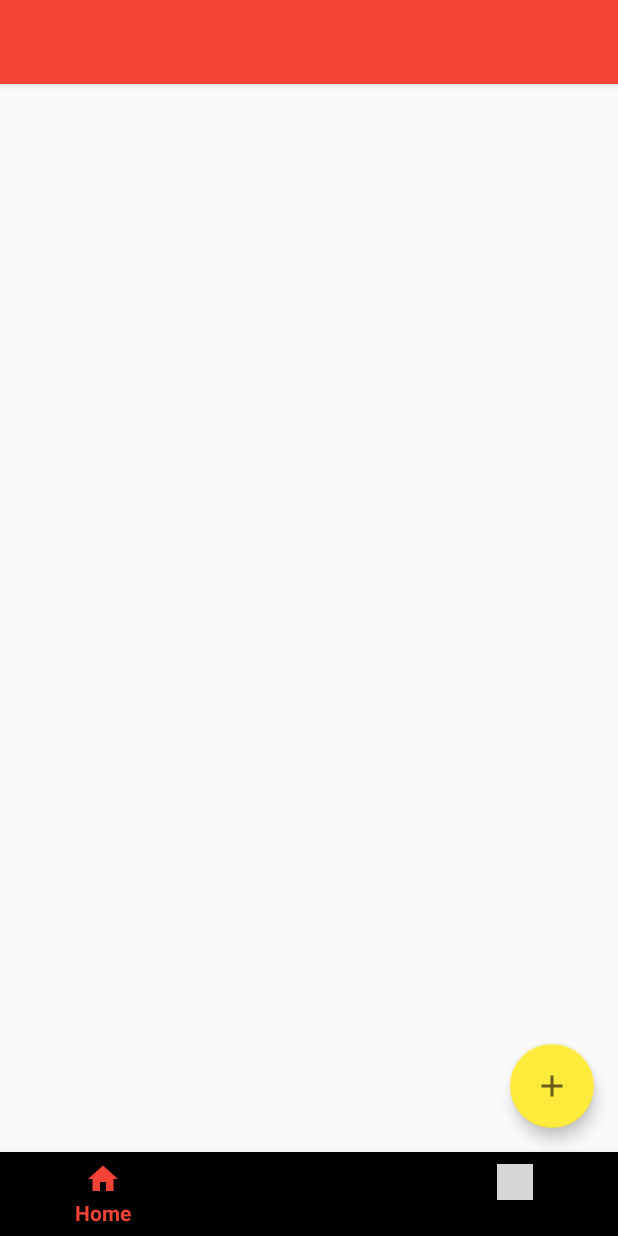
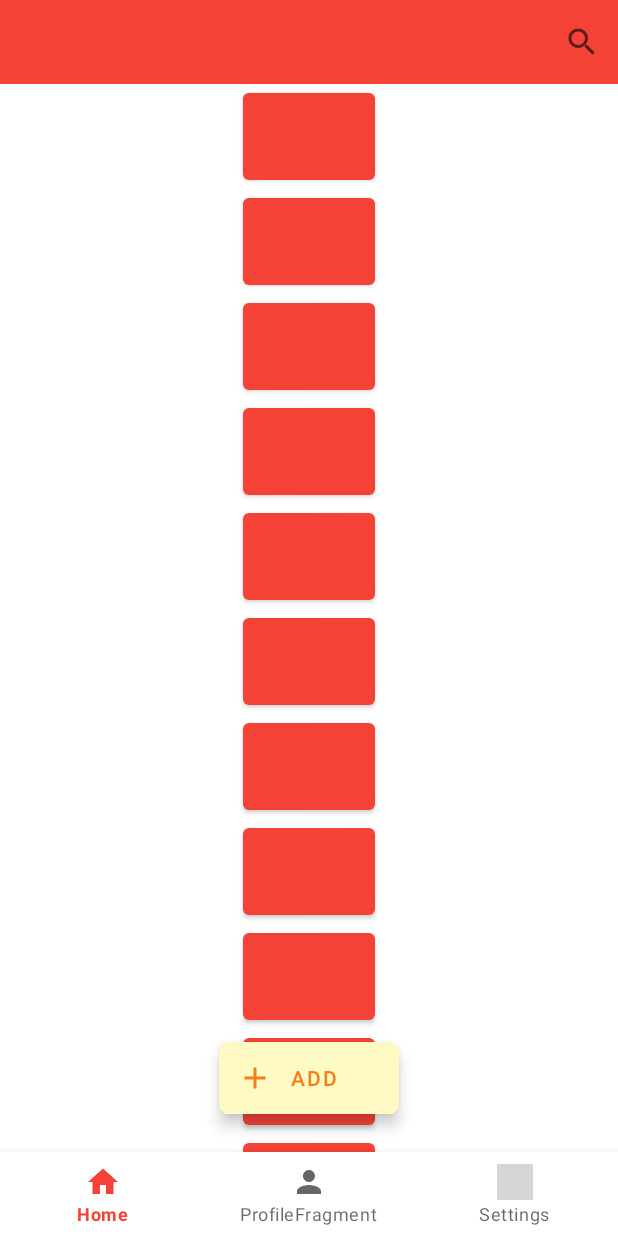
Before and after one commit to khaledMahmoudDev/Book_A_Book, an Android app: the screen it shows after launch (MainActivity), on a phone screen of 412 x 824 dp. Run offline under Robolectric (Android 15) with nearby library versions, the phone set to English and light mode, and no system bars; our stand-ins replace navigation-ui; 4 statements that could not run were skipped; grey boxes are pictures that could not be loaded.

Commit message:
finish Home fragment layout

```diff
--- a/app/build.gradle
+++ b/app/build.gradle
@@ -55,12 +55,12 @@ dependencies {
     // Glide for images
     implementation "com.github.bumptech.glide:glide:$version_glide"
 
-
-
-
     //default testing
     testImplementation 'junit:junit:4.12'
     androidTestImplementation 'androidx.test.ext:junit:1.1.1'
     androidTestImplementation 'androidx.test.espresso:espresso-core:3.2.0'
 
+    //matirial design
+    implementation 'com.google.android.material:material:1.3.0-alpha01'
+
 }
--- a/app/src/main/res/layout/home_fragment.xml
+++ b/app/src/main/res/layout/home_fragment.xml
@@ -1,25 +1,41 @@
 <?xml version="1.0" encoding="utf-8"?>
 <androidx.coordinatorlayout.widget.CoordinatorLayout xmlns:android="http://schemas.android.com/apk/res/android"
+
     xmlns:app="http://schemas.android.com/apk/res-auto"
     android:layout_width="match_parent"
     android:layout_height="match_parent">
+
     <com.google.android.material.appbar.AppBarLayout
+        android:id="@+id/appBar"
         android:layout_width="match_parent"
-        android:layout_height="wrap_content">
-        <androidx.appcompat.widget.Toolbar
+        android:layout_height="wrap_content"
+        app:liftOnScroll="true">
+
+        <com.google.android.material.appbar.MaterialToolbar
+            android:id="@+id/topAppBar"
             android:layout_width="match_parent"
-            android:layout_height="wrap_content"/>
+            android:layout_height="?attr/actionBarSize"
+            app:layout_scrollFlags="scroll|enterAlways|snap"
+            app:menu="@menu/home_menu"
+            app:popupTheme="@style/ThemeOverlay.AppCompat.Light" />
 
     </com.google.android.material.appbar.AppBarLayout>
 
-    <androidx.recyclerview.widget.RecyclerView
+    <include
+        layout="@layout/home_fragment_content"
         android:layout_width="match_parent"
-        android:layout_height="match_parent"/>
-    <com.google.android.material.floatingactionbutton.FloatingActionButton
+        android:layout_height="match_parent"
+        android:fillViewport="true"
+        app:layout_behavior="@string/appbar_scrolling_view_behavior" />
+
+    <com.google.android.material.floatingactionbutton.ExtendedFloatingActionButton
+        android:id="@+id/extended_fab"
+        style="@style/Widget.App.ExtendedFloatingActionButton"
         android:layout_width="wrap_content"
         android:layout_height="wrap_content"
-        android:layout_gravity="end|bottom"
-        android:layout_margin="16dp"
-        app:srcCompat="@drawable/ic_baseline_add_24"/>
+        android:layout_gravity="bottom|center"
+        android:layout_margin="25dp"
+        android:text="add"
+        app:icon="@drawable/ic_baseline_add_24" />
 
 </androidx.coordinatorlayout.widget.CoordinatorLayout>
--- /dev/null
+++ b/app/src/main/res/layout/home_fragment_content.xml
@@ -0,0 +1,109 @@
+<?xml version="1.0" encoding="utf-8"?>
+<LinearLayout xmlns:android="http://schemas.android.com/apk/res/android"
+    xmlns:app="http://schemas.android.com/apk/res-auto"
+    android:layout_width="match_parent"
+    android:layout_height="match_parent">
+
+    <androidx.core.widget.NestedScrollView
+        android:layout_width="match_parent"
+        android:layout_height="match_parent">
+
+        <LinearLayout
+            android:layout_width="match_parent"
+            android:layout_height="match_parent"
+            android:gravity="center"
+            android:orientation="vertical">
+
+            <Button
+                android:layout_width="wrap_content"
+                android:layout_height="70dp" />
+
+            <Button
+                android:layout_width="wrap_content"
+                android:layout_height="70dp" />
+
+            <Button
+                android:layout_width="wrap_content"
+                android:layout_height="70dp" />
+
+            <Button
+                android:layout_width="wrap_content"
+                android:layout_height="70dp" />
+
+            <Button
+                android:layout_width="wrap_content"
+                android:layout_height="70dp" />
+
+            <Button
+                android:layout_width="wrap_content"
+                android:layout_height="70dp" />
+
+            <Button
+                android:layout_width="wrap_content"
+                android:layout_height="70dp" />
+
+            <Button
+                android:layout_width="wrap_content"
+                android:layout_height="70dp" />
+
+            <Button
+                android:layout_width="wrap_content"
+                android:layout_height="70dp" />
+
+            <Button
+                android:layout_width="wrap_content"
+                android:layout_height="70dp" />
+
+            <Button
+                android:layout_width="wrap_content"
+                android:layout_height="70dp" />
+
+            <Button
+                android:layout_width="wrap_content"
+                android:layout_height="70dp" />
+
+            <Button
+                android:layout_width="wrap_content"
+                android:layout_height="70dp" />
+
+            <Button
+                android:layout_width="wrap_content"
+                android:layout_height="70dp" />
+
+            <Button
+                android:layout_width="wrap_content"
+                android:layout_height="70dp" />
+
+            <Button
+                android:layout_width="wrap_content"
+                android:layout_height="70dp" />
+
+            <Button
+                android:layout_width="wrap_content"
+                android:layout_height="70dp" />
+
+            <Button
+                android:layout_width="wrap_content"
+                android:layout_height="70dp" />
+
+            <Button
+                android:layout_width="wrap_content"
+                android:layout_height="70dp" />
+
+            <Button
+                android:layout_width="wrap_content"
+                android:layout_height="70dp" />
+
+            <Button
+                android:layout_width="wrap_content"
+                android:layout_height="70dp" />
+
+            <Button
+                android:layout_width="wrap_content"
+                android:layout_height="70dp" />
+        </LinearLayout>
+
+    </androidx.core.widget.NestedScrollView>
+
+
+</LinearLayout>
--- a/app/src/main/res/values/colors.xml
+++ b/app/src/main/res/values/colors.xml
@@ -4,4 +4,7 @@
     <color name="colorPrimaryDark">#ba000d</color>
     <color name="colorAccent">#ffeb3b</color>
     <color name="yellowLight">#ffff72</color>
+
+    <color name="yellow100">#fff9c4</color>
+    <color name="yellow900">#f57f17</color>
 </resources>
--- a/app/src/main/res/values/styles.xml
+++ b/app/src/main/res/values/styles.xml
@@ -1,10 +1,40 @@
 <resources>
     <!-- Base application theme. -->
-    <style name="AppTheme" parent="Theme.AppCompat.Light.NoActionBar">
+    <style name="AppTheme" parent="Theme.MaterialComponents.Light.NoActionBar">
         <!-- Customize your theme here. -->
         <item name="colorPrimary">@color/colorPrimary</item>
         <item name="colorPrimaryDark">@color/colorPrimaryDark</item>
         <item name="colorAccent">@color/colorAccent</item>
+
+        <item name="extendedFloatingActionButtonStyle">@style/Widget.App.ExtendedFloatingActionButton</item>
+        <item name="floatingActionButtonStyle">@style/Widget.App.FloatingActionButton</item>
+
+    </style>
+
+    <style name="Widget.App.ExtendedFloatingActionButton" parent="Widget.MaterialComponents.ExtendedFloatingActionButton.Icon">
+        <item name="materialThemeOverlay">@style/ThemeOverlay.App.FloatingActionButton</item>
+        <item name="shapeAppearanceOverlay">
+            @style/ShapeAppearance.App.SmallComponent
+        </item>
+    </style>
+
+    <style name="Widget.App.FloatingActionButton" parent="Widget.MaterialComponents.FloatingActionButton">
+        <item name="materialThemeOverlay">@style/ThemeOverlay.App.FloatingActionButton</item>
+        <item name="shapeAppearanceOverlay">
+            @style/ShapeAppearance.App.SmallComponent
+        </item>
+    </style>
+
+    <style name="ThemeOverlay.App.FloatingActionButton" parent="">
+        <item name="colorSecondary">@color/yellow100</item>
+        <item name="colorOnSecondary">@color/yellow900</item>
+        <item name="colorOnSurface">@color/yellow900</item>
+    </style>
+
+
+    <style name="ShapeAppearance.App.SmallComponent" parent="ShapeAppearance.MaterialComponents.SmallComponent">
+        <item name="cornerFamily">cut</item>
+        <item name="cornerSize">4dp</item>
     </style>
 
 </resources>
```
Also changed, not shown: app/src/main/java/com/example/bookabook/ui/addingBook/AddingBooksFragment.kt (added, +32 -0 lines), app/src/main/java/com/example/bookabook/ui/addingBook/AddingBooksViewModel.kt (added, +7 -0 lines), app/src/main/java/com/example/bookabook/ui/home/HomeFragment.kt (+13 -0 lines), app/src/main/res/drawable/ic_baseline_check_24.xml (added, +10 -0 lines), app/src/main/res/layout/adding_books_fragment.xml (added, +13 -0 lines), app/src/main/res/values/dimens.xml (added, +25 -0 lines).
